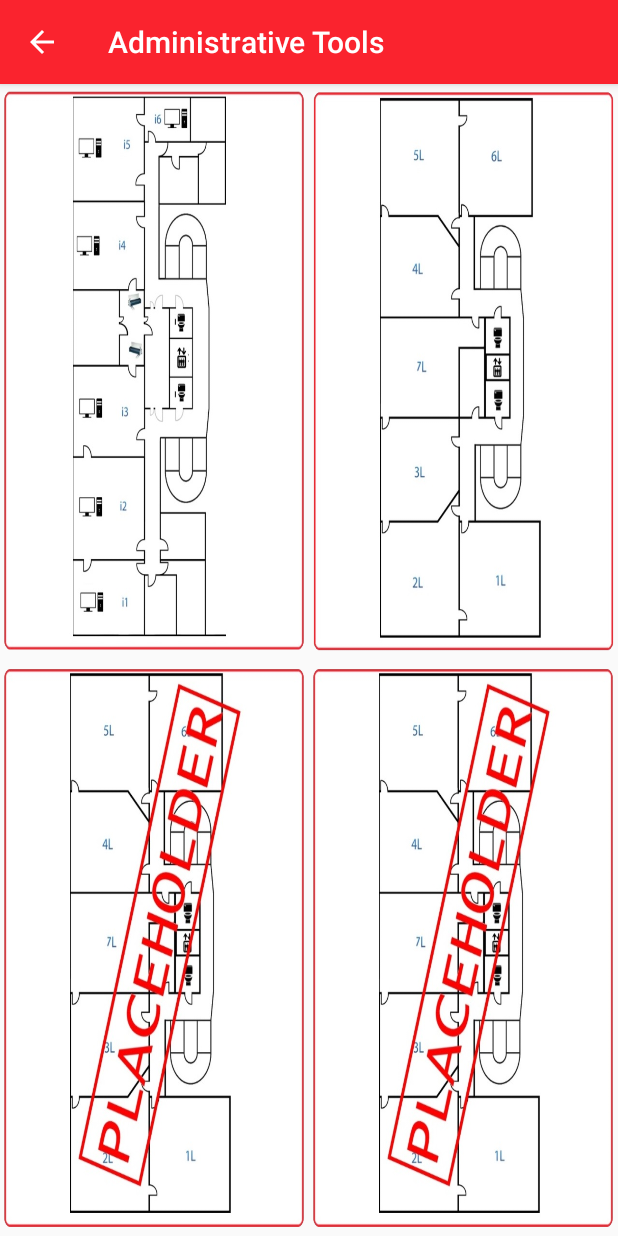
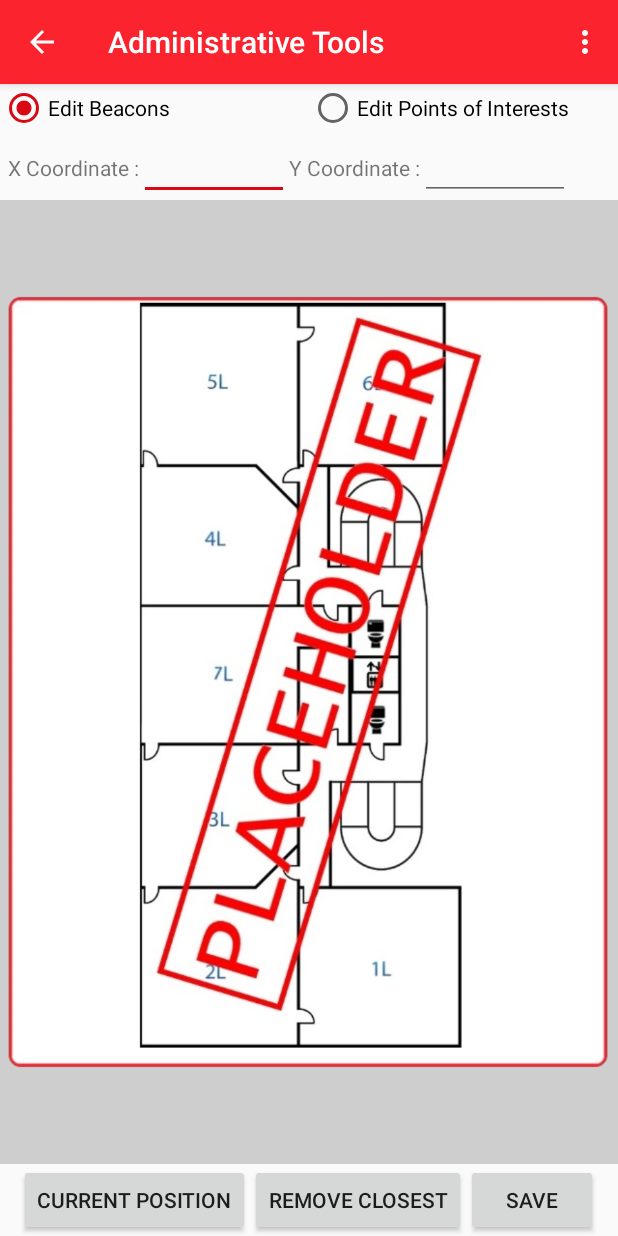
Before and after one commit to anthonyprudhomme/AugmentEPF_mobile_app, an Android app: the AdminActivity screen opened directly, with no data from a screen before it, on a phone screen of 412 x 824 dp. Run offline under Robolectric (Android 15) with nearby library versions, the phone set to English and light mode, and no system bars.

Commit message:
Updated Administrative Tools

```diff
--- a/AugmentEPF/app/src/main/res/layout/activity_admin.xml
+++ b/AugmentEPF/app/src/main/res/layout/activity_admin.xml
@@ -1,5 +1,6 @@
 <?xml version="1.0" encoding="utf-8"?>
-<TableLayout
+<LinearLayout
+    android:orientation="vertical"
     xmlns:android="http://schemas.android.com/apk/res/android"
     xmlns:app="http://schemas.android.com/apk/res-auto"
     xmlns:tools="http://schemas.android.com/tools"
@@ -7,34 +8,82 @@
     android:layout_height="match_parent"
     tools:context="com.filiereticsa.arc.augmentepf.activities.AdminActivity">
 
-    <TableRow android:layout_weight="1">
+    <RadioGroup android:orientation="horizontal"
+        android:layout_height="wrap_content"
+        android:layout_width="match_parent">
+
+        <RadioButton
+            android:id="@+id/beaconEdit"
+            android:layout_gravity="fill_vertical"
+            android:layout_weight="1"
+            android:text="Edit Beacons"
+            android:layout_height="match_parent"
+            android:layout_width="match_parent"
+            android:onClick="onBeaconClick"/>
+
+        <RadioButton
+            android:id="@+id/PoIEdit"
+            android:layout_gravity="fill_vertical"
+            android:layout_weight="1"
+            android:text="Edit Points of Interests"
+            android:layout_height="match_parent"
+            android:layout_width="match_parent"
+            android:onClick="onPOIClick"/>
+    </RadioGroup>
+
+    <LinearLayout android:orientation="horizontal"
+        android:layout_height="wrap_content"
+        android:layout_width="match_parent">
+        <TextView android:layout_marginLeft="5dp"
+            android:text="X Coordinate :"
+            android:layout_height="wrap_content"
+            android:layout_width="wrap_content" />
+
+        <EditText
+            android:inputType="numberDecimal"
+            android:id="@+id/xCoordText"
+            android:layout_height="wrap_content"
+            android:layout_width="100dp"/>
+
+        <TextView android:text="Y Coordinate :"
+            android:layout_height="wrap_content"
+            android:layout_width="wrap_content" />
+
+        <EditText
+            android:inputType="numberDecimal"
+            android:id="@+id/yCoordText"
+            android:layout_height="wrap_content"
+            android:layout_width="100dp"/>
+    </LinearLayout>
+
+    <ImageView android:id="@+id/admin_imageView"
+        android:layout_weight="1"
+        android:layout_height="0dp"
+        android:layout_width="match_parent"
+        android:background="@color/lightGrey"/>
+
+    <LinearLayout android:gravity="center_horizontal"
+        android:orientation="horizontal"
+        android:layout_width="match_parent"
+        android:layout_height="wrap_content">
         <Button
-            android:layout_width="0dp"
-            android:layout_weight="1"
-            android:layout_height="match_parent"
-            android:background="@drawable/floor2_admin"
-            android:onClick="onFloor1Click"/>
+            android:layout_height="wrap_content"
+            android:layout_width="wrap_content"
+            android:layout_gravity="center"
+            android:text="Current Position"
+            android:onClick="onGPSClick"/>
         <Button
-            android:layout_width="0dp"
-            android:layout_weight="1"
-            android:layout_height="match_parent"
-            android:background="@drawable/floor1_admin"
-            android:onClick="onFloor2Click"/>
-    </TableRow>
-    <TableRow android:layout_weight="1"
-        android:layout_height="match_parent">
+            android:layout_width="wrap_content"
+            android:layout_height="wrap_content"
+            android:layout_gravity="center"
+            android:text="Remove closest"
+            android:onClick="onRemoveClick"/>
         <Button
-            android:layout_width="0dp"
-            android:layout_weight="1"
-            android:layout_height="match_parent"
-            android:background="@drawable/floor_admin"
-            android:onClick="onFloor3Click"/>
-        <Button
-            android:layout_width="0dp"
-            android:layout_weight="1"
-            android:layout_height="match_parent"
-            android:background="@drawable/floor_admin"
-            android:onClick="onFloor4Click"/>
-    </TableRow>
+            android:layout_height="wrap_content"
+            android:layout_width="wrap_content"
+            android:layout_gravity="center"
+            android:text="Save"
+            android:onClick="onSaveClick"/>
+    </LinearLayout>
 
-</TableLayout>
+</LinearLayout>
--- /dev/null
+++ b/AugmentEPF/app/src/main/res/menu/admin_menu.xml
@@ -0,0 +1,13 @@
+<?xml version="1.0" encoding="utf-8"?>
+<menu xmlns:android="http://schemas.android.com/apk/res/android">
+
+    <item android:title="2nd Floor"
+        android:id="@+id/action_second_floor"/>
+    <item android:title="1st Floor"
+        android:id="@+id/action_first_floor"/>
+    <item android:title="Ground Floor"
+        android:id="@+id/action_ground_floor"/>
+    <item android:title="Lower Floor"
+        android:id="@+id/action_lower_floor"/>
+
+</menu>
```
Also changed, not shown: AugmentEPF/app/src/main/java/com/filiereticsa/arc/augmentepf/activities/AdminActivity.java (+59 -20 lines), AugmentEPF/app/src/main/java/com/filiereticsa/arc/augmentepf/activities/AdminEditActivity.java (deleted, +0 -56 lines), AugmentEPF/app/src/main/res/layout/activity_admin_edit.xml (deleted, +0 -51 lines).
